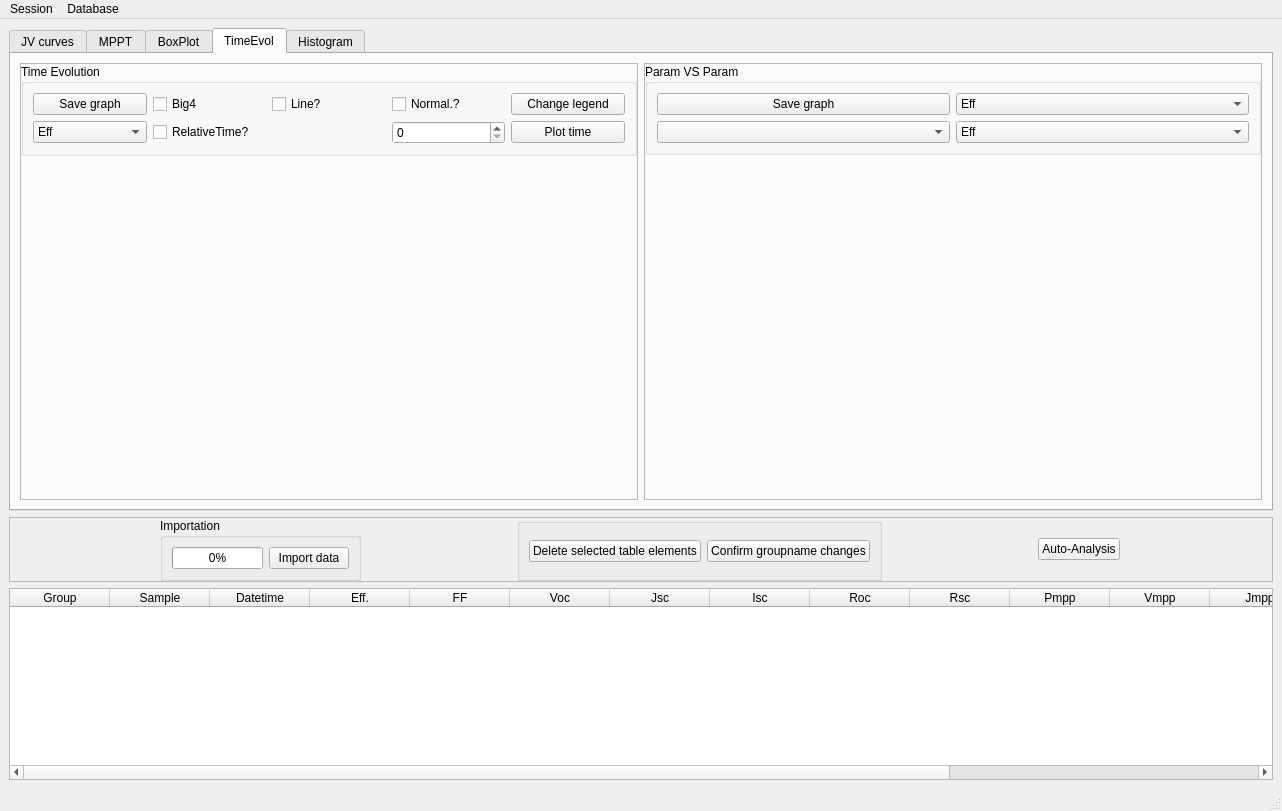
This is apps/IVpyqt5gui.ui in JerWer/Phyton-Solar-Data-Analyser as Qt 5 draws it before an edit. The edited form follows.
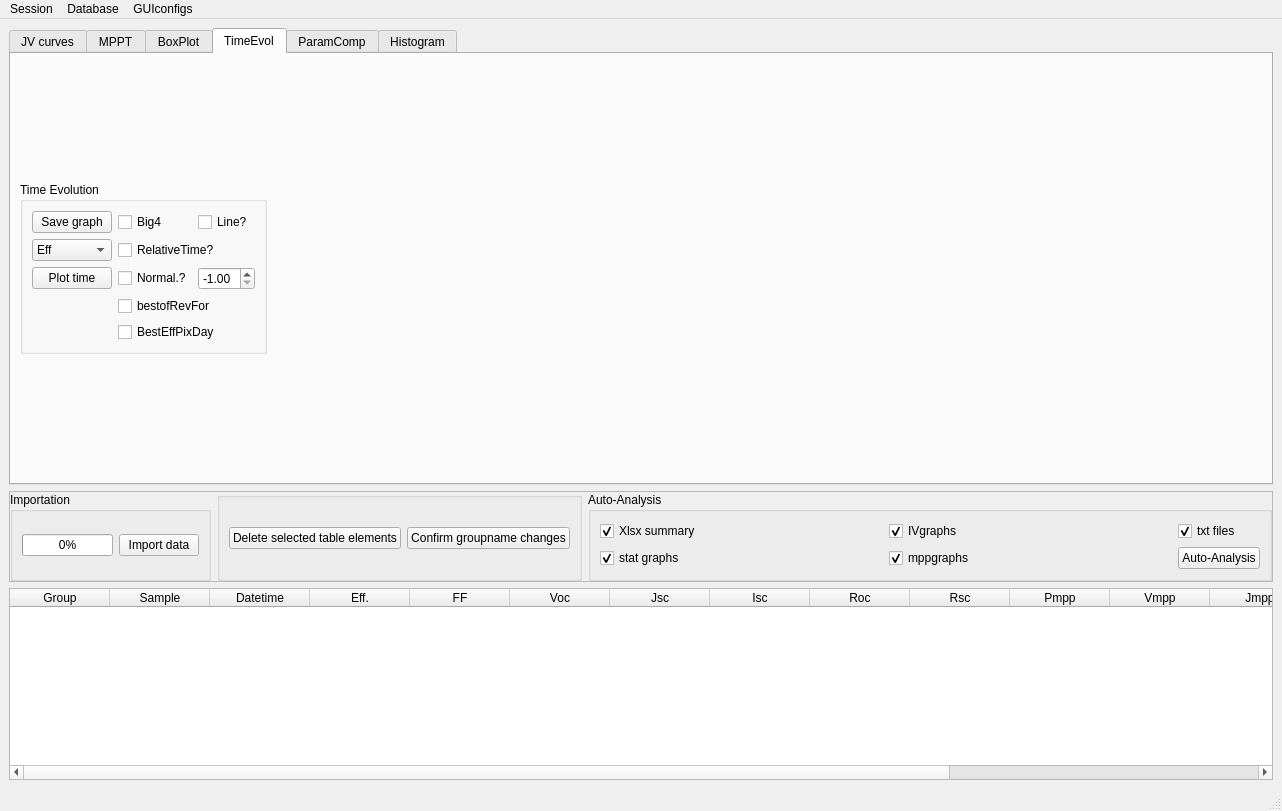
This is the edited form. The open tabs and pages were chosen to show the change.

Diff of the .ui file:
```diff
--- a/apps/IVpyqt5gui.ui
+++ b/apps/IVpyqt5gui.ui
@@ -18,7 +18,7 @@
     <item>
      <widget class="QTabWidget" name="tabWidget">
       <property name="currentIndex">
-       <number>4</number>
+       <number>0</number>
       </property>
       <widget class="QWidget" name="JVcurves">
        <attribute name="title">
@@ -28,7 +28,7 @@
         <item>
          <widget class="QFrame" name="frame_JV">
           <property name="sizePolicy">
-           <sizepolicy hsizetype="Maximum" vsizetype="Minimum">
+           <sizepolicy hsizetype="Maximum" vsizetype="Maximum">
             <horstretch>0</horstretch>
             <verstretch>0</verstretch>
            </sizepolicy>
@@ -141,7 +141,7 @@
         <item>
          <widget class="QFrame" name="frame_Mpp">
           <property name="sizePolicy">
-           <sizepolicy hsizetype="Maximum" vsizetype="Minimum">
+           <sizepolicy hsizetype="Maximum" vsizetype="Maximum">
             <horstretch>0</horstretch>
             <verstretch>0</verstretch>
            </sizepolicy>
@@ -353,11 +353,6 @@
                <string>Jmpp</string>
               </property>
              </item>
-             <item>
-              <property name="text">
-               <string>Pmpp</string>
-              </property>
-             </item>
              <item>
               <property name="text">
                <string>Roc</string>
@@ -368,11 +363,6 @@
                <string>Rsc</string>
               </property>
              </item>
-             <item>
-              <property name="text">
-               <string>HI</string>
-              </property>
-             </item>
             </widget>
            </item>
            <item row="1" column="1" colspan="2">
@@ -431,27 +421,6 @@
        </attribute>
        <layout class="QHBoxLayout" name="horizontalLayout_7">
         <item>
-         <widget class="QFrame" name="frame">
-          <property name="frameShape">
-           <enum>QFrame::StyledPanel</enum>
-          </property>
-          <property name="frameShadow">
-           <enum>QFrame::Raised</enum>
-          </property>
-          <layout class="QVBoxLayout" name="verticalLayout_2">
-           <property name="leftMargin">
-            <number>0</number>
-           </property>
-           <property name="topMargin">
-            <number>0</number>
-           </property>
-           <property name="rightMargin">
-            <number>0</number>
-           </property>
-           <property name="bottomMargin">
-            <number>0</number>
-           </property>
-           <item>
             <widget class="QGroupBox" name="groupBox_PVPTime">
              <property name="sizePolicy">
               <sizepolicy hsizetype="Preferred" vsizetype="Maximum">
@@ -499,36 +468,6 @@
                   <string>Jsc</string>
                  </property>
                 </item>
-                <item>
-                 <property name="text">
-                  <string>Vmpp</string>
-                 </property>
-                </item>
-                <item>
-                 <property name="text">
-                  <string>Jmpp</string>
-                 </property>
-                </item>
-                <item>
-                 <property name="text">
-                  <string>Pmpp</string>
-                 </property>
-                </item>
-                <item>
-                 <property name="text">
-                  <string>Roc</string>
-                 </property>
-                </item>
-                <item>
-                 <property name="text">
-                  <string>Rsc</string>
-                 </property>
-                </item>
-                <item>
-                 <property name="text">
-                  <string>HI</string>
-                 </property>
-                </item>
                </widget>
               </item>
               <item row="1" column="1" colspan="2">
@@ -545,30 +484,47 @@
                 </property>
                </widget>
               </item>
-              <item row="0" column="3">
-               <widget class="QCheckBox" name="checkBox_PVPTimeNormal">
-                <property name="text">
-                 <string>Normal.?</string>
-                </property>
-               </widget>
-              </item>
-              <item row="1" column="3">
-               <widget class="QSpinBox" name="spinBox_PVPTimeNormalPoint"/>
-              </item>
-              <item row="0" column="4">
-               <widget class="QPushButton" name="pushButton_PVPTimeLegend">
-                <property name="text">
-                 <string>Change legend</string>
-                </property>
-               </widget>
-              </item>
-              <item row="1" column="4">
+           <item row="2" column="0">
                <widget class="QPushButton" name="pushButton_PVPTimePlot">
                 <property name="text">
                  <string>Plot time</string>
                 </property>
                </widget>
               </item>
+           <item row="2" column="1">
+            <widget class="QCheckBox" name="checkBox_PVPTimeNormal">
+             <property name="text">
+              <string>Normal.?</string>
+             </property>
+            </widget>
+           </item>
+           <item row="3" column="1" colspan="2">
+            <widget class="QCheckBox" name="checkBox_bestofRevFor">
+             <property name="text">
+              <string>bestofRevFor</string>
+             </property>
+            </widget>
+           </item>
+           <item row="4" column="1" colspan="2">
+            <widget class="QCheckBox" name="checkBox_BestEffPixDay">
+             <property name="text">
+              <string>BestEffPixDay</string>
+             </property>
+            </widget>
+           </item>
+           <item row="2" column="2">
+            <widget class="QDoubleSpinBox" name="spinBox_PVPTimeNormalPoint">
+             <property name="minimum">
+              <double>-1.000000000000000</double>
+             </property>
+             <property name="singleStep">
+              <double>0.100000000000000</double>
+             </property>
+             <property name="value">
+              <double>-1.000000000000000</double>
+             </property>
+            </widget>
+           </item>
              </layout>
             </widget>
            </item>
@@ -598,28 +554,11 @@
            </item>
           </layout>
          </widget>
-        </item>
-        <item>
-         <widget class="QFrame" name="frame_5">
-          <property name="frameShape">
-           <enum>QFrame::StyledPanel</enum>
-          </property>
-          <property name="frameShadow">
-           <enum>QFrame::Raised</enum>
-          </property>
-          <layout class="QVBoxLayout" name="verticalLayout_3">
-           <property name="leftMargin">
-            <number>0</number>
-           </property>
-           <property name="topMargin">
-            <number>0</number>
-           </property>
-           <property name="rightMargin">
-            <number>0</number>
-           </property>
-           <property name="bottomMargin">
-            <number>0</number>
-           </property>
+      <widget class="QWidget" name="ParamComp">
+       <attribute name="title">
+        <string>ParamComp</string>
+       </attribute>
+       <layout class="QHBoxLayout" name="horizontalLayout_9">
            <item>
             <widget class="QGroupBox" name="groupBox_PVP">
              <property name="sizePolicy">
@@ -632,14 +571,24 @@
               <string>Param VS Param</string>
              </property>
              <layout class="QGridLayout" name="gridLayout_9">
-              <item row="0" column="0">
+           <item row="0" column="0" colspan="2">
                <widget class="QPushButton" name="pushButton_SavePVPGraph">
                 <property name="text">
                  <string>Save graph</string>
                 </property>
                </widget>
               </item>
-              <item row="0" column="1">
+           <item row="3" column="0" colspan="2">
+            <widget class="QListWidget" name="listWidget_ParamComp">
+             <property name="sizePolicy">
+              <sizepolicy hsizetype="Maximum" vsizetype="Maximum">
+               <horstretch>0</horstretch>
+               <verstretch>0</verstretch>
+              </sizepolicy>
+             </property>
+            </widget>
+           </item>
+           <item row="1" column="0">
                <widget class="QComboBox" name="comboBox_PVPx">
                 <item>
                  <property name="text">
@@ -671,11 +620,6 @@
                   <string>Jmpp</string>
                  </property>
                 </item>
-                <item>
-                 <property name="text">
-                  <string>Pmpp</string>
-                 </property>
-                </item>
                 <item>
                  <property name="text">
                   <string>Roc</string>
@@ -686,16 +630,8 @@
                   <string>Rsc</string>
                  </property>
                 </item>
-                <item>
-                 <property name="text">
-                  <string>HI</string>
-                 </property>
-                </item>
-               </widget>
-              </item>
-              <item row="1" column="0">
-               <widget class="QComboBox" name="comboBox_PVPgroup"/>
-              </item>
+            </widget>
+           </item>
               <item row="1" column="1">
                <widget class="QComboBox" name="comboBox_PVPy">
                 <item>
@@ -728,11 +664,6 @@
                   <string>Jmpp</string>
                  </property>
                 </item>
-                <item>
-                 <property name="text">
-                  <string>Pmpp</string>
-                 </property>
-                </item>
                 <item>
                  <property name="text">
                   <string>Roc</string>
@@ -743,11 +674,6 @@
                   <string>Rsc</string>
                  </property>
                 </item>
-                <item>
-                 <property name="text">
-                  <string>HI</string>
-                 </property>
-                </item>
                </widget>
               </item>
              </layout>
@@ -779,9 +705,6 @@
            </item>
           </layout>
          </widget>
-        </item>
-       </layout>
-      </widget>
       <widget class="QWidget" name="Histogram">
        <attribute name="title">
         <string>Histogram</string>
@@ -1077,6 +1000,62 @@
         </widget>
        </item>
        <item>
+        <widget class="QGroupBox" name="groupBox_autoanalysis">
+         <property name="title">
+          <string>Auto-Analysis</string>
+         </property>
+         <layout class="QGridLayout" name="gridLayout_14">
+          <item row="0" column="3">
+           <widget class="QCheckBox" name="checkBox_AAtxtfiles">
+            <property name="text">
+             <string>txt files</string>
+            </property>
+            <property name="checked">
+             <bool>true</bool>
+            </property>
+           </widget>
+          </item>
+          <item row="2" column="1">
+           <widget class="QCheckBox" name="checkBox_AAstatgraphs">
+            <property name="text">
+             <string>stat graphs</string>
+            </property>
+            <property name="checked">
+             <bool>true</bool>
+            </property>
+           </widget>
+          </item>
+          <item row="0" column="1">
+           <widget class="QCheckBox" name="checkBox_AAxlsxsummary">
+            <property name="text">
+             <string>Xlsx summary</string>
+            </property>
+            <property name="checked">
+             <bool>true</bool>
+            </property>
+           </widget>
+          </item>
+          <item row="0" column="2">
+           <widget class="QCheckBox" name="checkBox_AAivgraphs">
+            <property name="text">
+             <string>IVgraphs</string>
+            </property>
+            <property name="checked">
+             <bool>true</bool>
+            </property>
+           </widget>
+          </item>
+          <item row="2" column="2">
+           <widget class="QCheckBox" name="checkBox_AAmppgraphs">
+            <property name="text">
+             <string>mppgraphs</string>
+            </property>
+            <property name="checked">
+             <bool>true</bool>
+            </property>
+           </widget>
+          </item>
+          <item row="2" column="3">
         <widget class="QPushButton" name="pushButton_AutoAnalysis">
          <property name="sizePolicy">
           <sizepolicy hsizetype="Maximum" vsizetype="Fixed">
@@ -1092,6 +1071,9 @@
       </layout>
      </widget>
     </item>
+      </layout>
+     </widget>
+    </item>
     <item>
      <widget class="QTableWidget" name="tableWidget">
       <property name="sizePolicy">
@@ -1230,8 +1212,16 @@
     </property>
     <addaction name="actionSave_to_DB"/>
    </widget>
+   <widget class="QMenu" name="menuGUIconfigs">
+    <property name="title">
+     <string>GUIconfigs</string>
+    </property>
+    <addaction name="actionLoad_2"/>
+    <addaction name="actionSave_2"/>
+   </widget>
    <addaction name="menuSession"/>
    <addaction name="menuDatabase"/>
+   <addaction name="menuGUIconfigs"/>
   </widget>
   <widget class="QStatusBar" name="statusbar"/>
   <action name="actionLoad">
@@ -1249,6 +1239,16 @@
     <string>Save to DB</string>
    </property>
   </action>
+  <action name="actionLoad_2">
+   <property name="text">
+    <string>Load</string>
+   </property>
+  </action>
+  <action name="actionSave_2">
+   <property name="text">
+    <string>Save</string>
+   </property>
+  </action>
  </widget>
  <resources/>
  <connections/>
```
Lines whose indentation alone changed are shown as unchanged.
